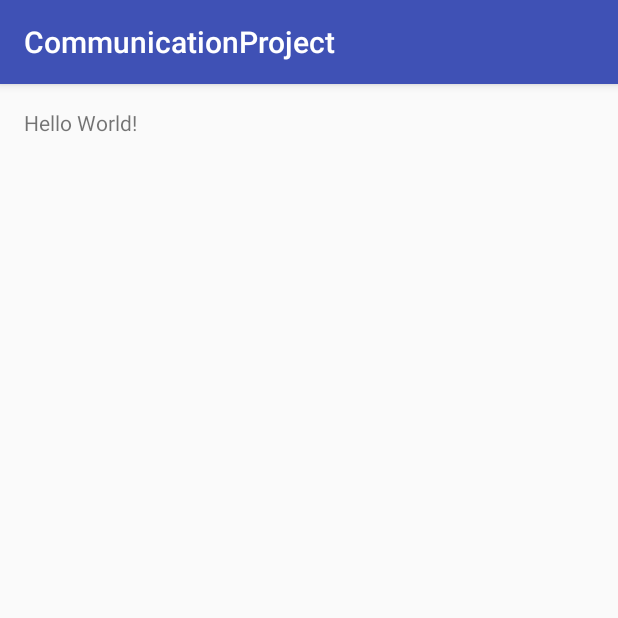
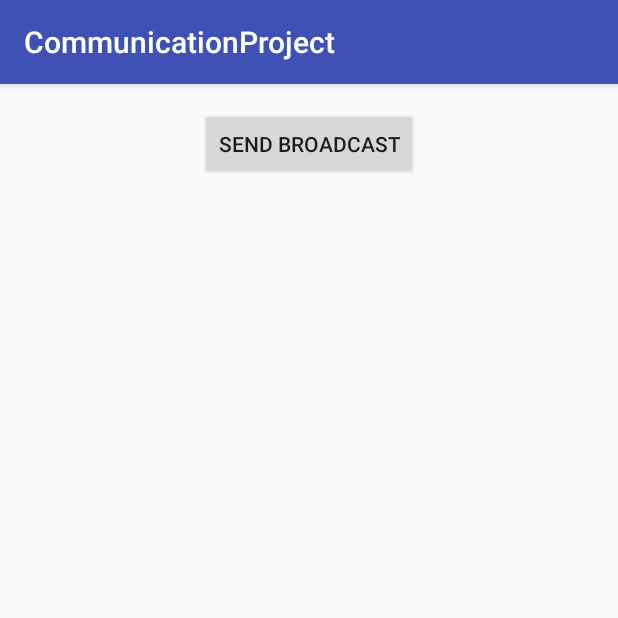
Before and after one commit to mohitlivetech2016/CommunicationProject, an Android app: the screen it shows after launch (MainActivity), on a phone screen of 412 x 824 dp, the top half of it. Run offline under Robolectric (Android 15) with nearby library versions, the phone set to English and light mode, and no system bars.

Commit message:
CustomBroadcast

```diff
--- a/app/src/main/AndroidManifest.xml
+++ b/app/src/main/AndroidManifest.xml
@@ -23,6 +23,11 @@
             </intent-filter>
         </receiver>
 
+        <receiver android:name=".activities.broadcast.CustomBroadcastReciver">
+            <intent-filter>
+                <action android:name="com.te.custombroadcast"/>
+            </intent-filter>
+        </receiver>"
     </application>
 
 </manifest>
--- a/app/src/main/java/com/app/communicationproject/activities/activities/BaseActivity.java
+++ b/app/src/main/java/com/app/communicationproject/activities/activities/BaseActivity.java
@@ -27,6 +27,10 @@ public abstract class BaseActivity extends AppCompatActivity {
         super.onPause();
     }
 
+    @Override
+    protected void onResume() {
+        super.onResume();
+    }
 
     @Override
     protected void onStop() {
--- a/app/src/main/res/layout/activity_main.xml
+++ b/app/src/main/res/layout/activity_main.xml
@@ -10,8 +10,12 @@
     android:paddingTop="@dimen/activity_vertical_margin"
     tools:context="com.app.communicationproject.activities.activities.MainActivity">
 
-    <TextView
+    <Button
+        android:id="@+id/id_Btn_SendBroadcast"
         android:layout_width="wrap_content"
         android:layout_height="wrap_content"
-        android:text="Hello World!" />
+        android:layout_alignParentTop="true"
+        android:layout_centerHorizontal="true"
+        android:text="Send Broadcast"
+        android:onClick="sendBroadcast" />
 </RelativeLayout>
```
Also changed, not shown: app/src/main/java/com/app/communicationproject/activities/activities/MainActivity.java (+20 -0 lines), app/src/main/java/com/app/communicationproject/activities/broadcast/CustomBroadcastReciver.java (added, +23 -0 lines).
